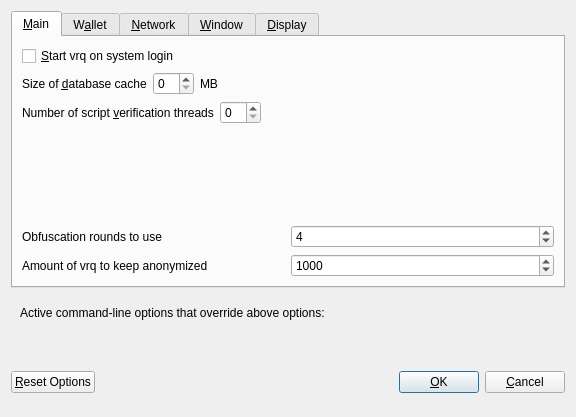
The window that src/qt/forms/optionsdialog.ui (PayQ/mrq) describes before a commit, drawn with Qt 5.
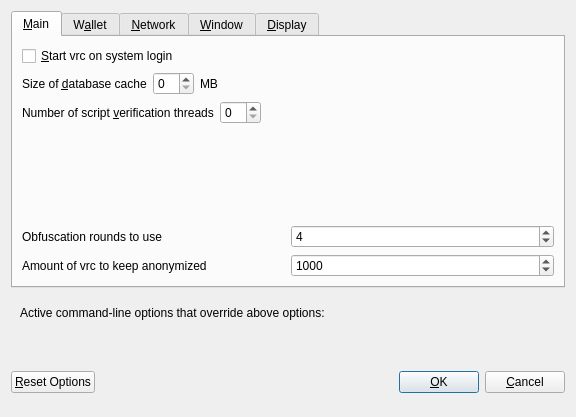
The same window after the commit. Custom widgets are drawn as their Qt base class.

```diff
--- a/src/qt/forms/optionsdialog.ui
+++ b/src/qt/forms/optionsdialog.ui
@@ -33,7 +33,7 @@
           <string>Automatically start vrq after logging in to the system.</string>
          </property>
          <property name="text">
-          <string>&amp;Start vrq on system login</string>
+          <string>&amp;Start vrc on system login</string>
          </property>
         </widget>
        </item>
@@ -177,7 +177,7 @@
             <string notr="true"/>
            </property>
            <property name="text">
-            <string>Amount of vrq to keep anonymized</string>
+            <string>Amount of vrc to keep anonymized</string>
            </property>
           </widget>
          </item>
```
Left out of the diff: 12 changed lines with no effect on the pictures.
